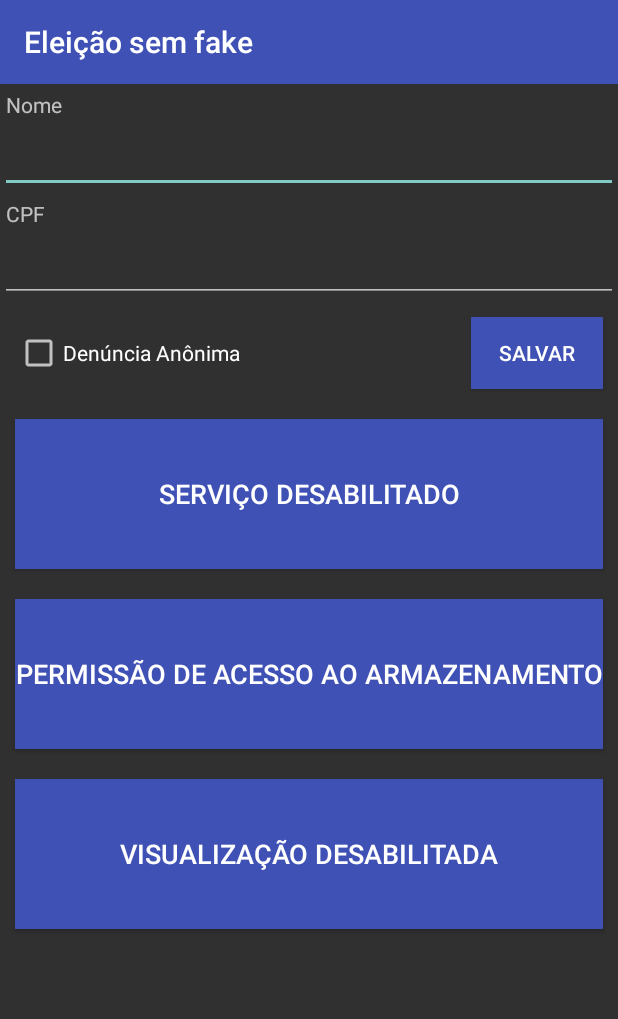
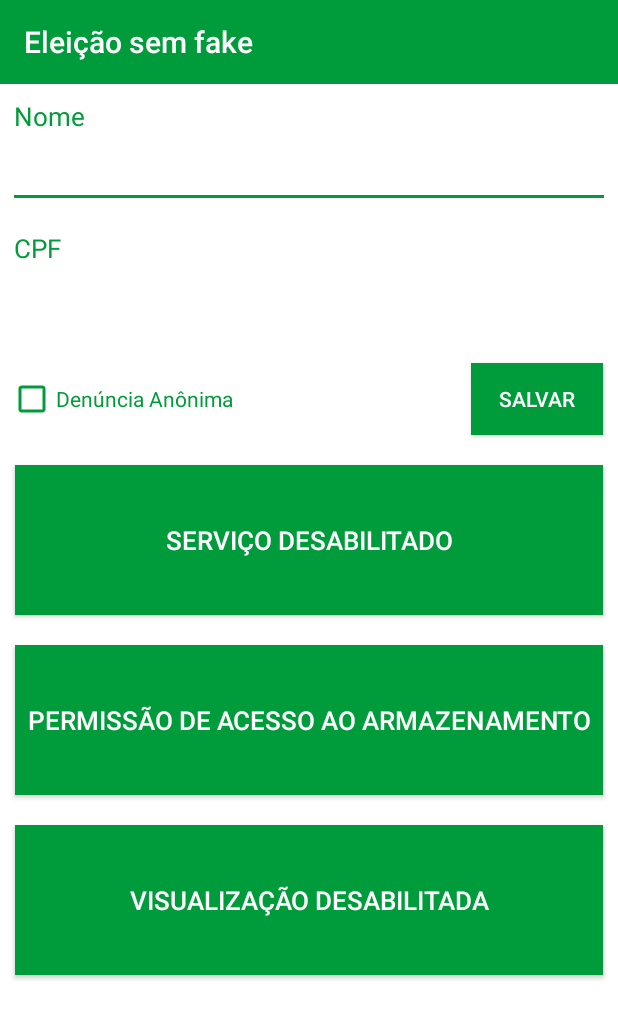
Before and after one commit to blackgee/EleicaoSemFake, an Android app: the screen it shows after launch (MainActivity), on a phone screen of 412 x 824 dp. Shown: the top 1019 px of the screen. Run offline under Robolectric (Android 15) with nearby library versions, the phone set to English and light mode, and no system bars.

Commit message:
ui updates

```diff
--- a/app/src/main/res/layout/activity_main.xml
+++ b/app/src/main/res/layout/activity_main.xml
@@ -3,6 +3,7 @@
     xmlns:app="http://schemas.android.com/apk/res-auto"
     android:layout_width="match_parent"
     android:layout_height="match_parent"
+    android:background="@color/colorAccent"
     android:orientation="vertical">
 
     <android.support.v7.widget.Toolbar
@@ -11,37 +12,47 @@
         android:id="@+id/toolbar"
         android:layout_width="match_parent"
         android:layout_height="?attr/actionBarSize"
-        android:background="@color/colorPrimary"
+        android:background="@color/green"
         app:theme="@style/ThemeOverlay.AppCompat.Dark.ActionBar"
         app:popupTheme="@style/ThemeOverlay.AppCompat.Light" />
 
     <LinearLayout
         android:layout_width="match_parent"
         android:layout_height="wrap_content"
+        android:layout_margin="5dp"
         android:orientation="vertical">
         <TextView
             android:text="@string/nome"
             android:layout_width="match_parent"
+            android:textColor="@color/green"
             android:layout_height="wrap_content"
+            android:textSize="17dp"
             android:padding="4dp"/>
         <EditText
             android:id="@+id/etName"
+            android:textColor="@color/green"
             android:layout_width="match_parent"
             android:layout_height="wrap_content"
+            android:backgroundTint="@color/green"
             android:inputType="text"/>
     </LinearLayout>
 
     <LinearLayout
         android:layout_width="match_parent"
         android:layout_height="wrap_content"
+        android:layout_margin="5dp"
         android:orientation="vertical">
         <TextView
             android:text="@string/cpf"
+            android:textColor="@color/green"
             android:layout_width="match_parent"
             android:layout_height="wrap_content"
+            android:backgroundTint="@color/green"
+            android:textSize="17dp"
             android:padding="4dp"/>
         <EditText
             android:id="@+id/etDocumentNumber"
+            android:textColor="@color/green"
             android:layout_width="match_parent"
             android:layout_height="wrap_content"
             android:inputType="number"/>
@@ -57,7 +68,9 @@
             android:layout_height="wrap_content"
             android:layout_alignParentStart="true"
             android:layout_centerVertical="true"
-            android:layout_marginStart="10dp"
+            android:layout_marginStart="5dp"
+            android:buttonTint="@color/green"
+            android:textColor="@color/green"
             android:text="@string/email_additional_body" />
 
         <Button
@@ -66,13 +79,14 @@
             android:layout_height="wrap_content"
             android:layout_alignParentEnd="true"
             android:layout_alignParentTop="true"
-            android:background="@color/colorPrimary"
+            android:background="@color/green"
             android:textColor="@color/colorAccent"
             android:layout_margin="10dp"
             android:text="@string/save" />
 
 
     </RelativeLayout>
+
 
     <ToggleButton
         android:id="@+id/assistant"
@@ -81,9 +95,9 @@
         android:layout_margin="10dp"
         android:textOff="@string/service_disabled"
         android:textOn="@string/service_enabled"
-        android:background="@color/colorPrimary"
+        android:background="@color/green"
         android:textColor="@color/colorAccent"
-        android:textSize="18dp"
+        android:textSize="17dp"
         app:layout_constraintBottom_toTopOf="@+id/storage"
         app:layout_constraintEnd_toEndOf="parent"
         app:layout_constraintStart_toStartOf="parent"
@@ -96,9 +110,9 @@
         android:layout_margin="10dp"
         android:textOff="@string/missing_permission_can_t_access_screenshots"
         android:textOn="@string/storage_access_permission_granted"
-        android:background="@color/colorPrimary"
+        android:background="@color/green"
         android:textColor="@color/colorAccent"
-        android:textSize="18dp"
+        android:textSize="17dp"
         app:layout_constraintBottom_toTopOf="@+id/preview"
         app:layout_constraintEnd_toEndOf="parent"
         app:layout_constraintStart_toStartOf="parent"
@@ -111,9 +125,9 @@
         android:layout_margin="10dp"
         android:textOff="@string/previews_disabled"
         android:textOn="@string/previews_enabled"
-        android:background="@color/colorPrimary"
+        android:background="@color/green"
         android:textColor="@color/colorAccent"
-        android:textSize="18dp"
+        android:textSize="17dp"
         app:layout_constraintBottom_toBottomOf="parent"
         app:layout_constraintEnd_toEndOf="parent"
         app:layout_constraintStart_toStartOf="parent"
--- a/app/src/main/res/mipmap-anydpi-v26/ic_launcher.xml
+++ /dev/null
@@ -1,5 +0,0 @@
-<?xml version="1.0" encoding="utf-8"?>
-<adaptive-icon xmlns:android="http://schemas.android.com/apk/res/android">
-    <background android:drawable="@drawable/ic_launcher_background" />
-    <foreground android:drawable="@drawable/ic_launcher_foreground" />
-</adaptive-icon>
--- a/app/src/main/res/mipmap-anydpi-v26/ic_launcher_round.xml
+++ /dev/null
@@ -1,5 +0,0 @@
-<?xml version="1.0" encoding="utf-8"?>
-<adaptive-icon xmlns:android="http://schemas.android.com/apk/res/android">
-    <background android:drawable="@drawable/ic_launcher_background" />
-    <foreground android:drawable="@drawable/ic_launcher_foreground" />
-</adaptive-icon>
--- a/app/src/main/res/values/styles.xml
+++ b/app/src/main/res/values/styles.xml
@@ -8,4 +8,9 @@
         <item name="colorAccent">@color/colorAccent</item>
     </style>
 
+
+    <style name="checkboxStyle">
+        <item name="android:colorAccent">@color/green</item>
+    </style>
+
 </resources>
```
Also changed, not shown: app/src/main/res/mipmap-hdpi/ic_launcher.png, app/src/main/res/mipmap-hdpi/ic_launcher_round.png (deleted), app/src/main/res/mipmap-mdpi/ic_launcher.png, app/src/main/res/mipmap-mdpi/ic_launcher_round.png (deleted), app/src/main/res/mipmap-xhdpi/ic_launcher.png, app/src/main/res/mipmap-xhdpi/ic_launcher_round.png (deleted), app/src/main/res/mipmap-xxhdpi/ic_launcher.png, app/src/main/res/mipmap-xxhdpi/ic_launcher_round.png (deleted), app/src/main/res/mipmap-xxxhdpi/ic_launcher.png, app/src/main/res/mipmap-xxxhdpi/ic_launcher_round.png (deleted), 1 other file.
